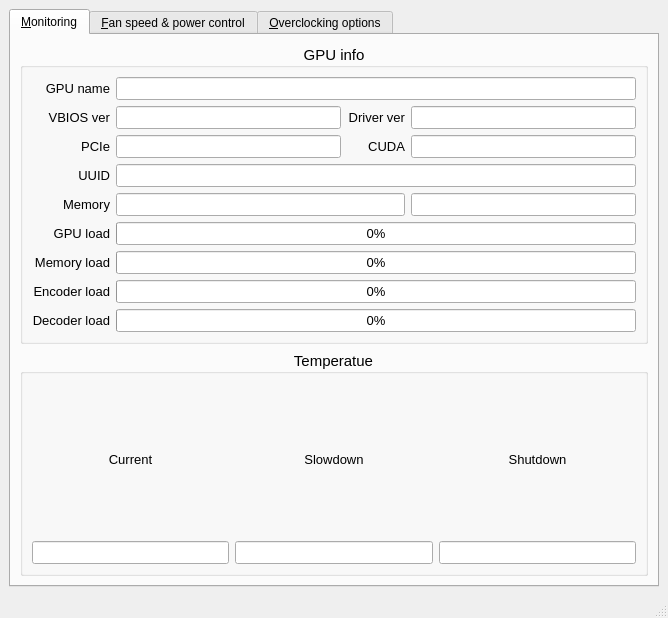
This is ui/mainwindow.ui in AlexandrAlexeev7119/NvCtrl-linux as Qt 5 draws it before an edit. The edited form follows.
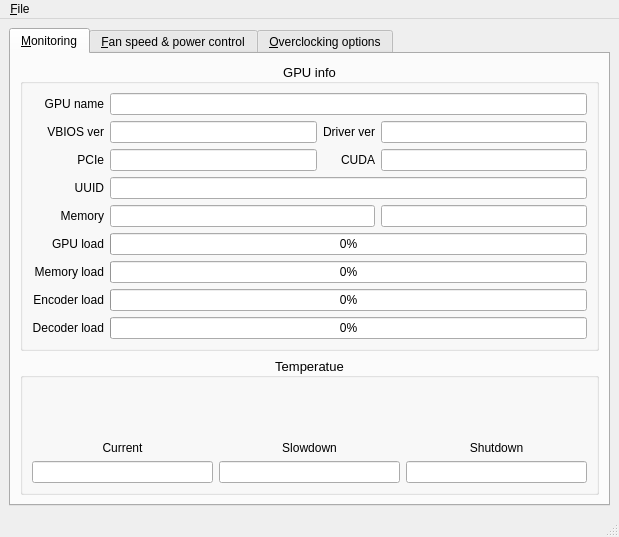
This is the edited form.

Commit message: UI update; dynamic info update

Patch:
```diff
--- a/ui/mainwindow.ui
+++ b/ui/mainwindow.ui
@@ -6,8 +6,8 @@
    <rect>
     <x>0</x>
     <y>0</y>
-    <width>668</width>
-    <height>618</height>
+    <width>619</width>
+    <height>537</height>
    </rect>
   </property>
   <property name="windowTitle">
@@ -38,7 +38,7 @@
          <widget class="QGroupBox" name="groupBox_GPU_info">
           <property name="font">
            <font>
-            <pointsize>11</pointsize>
+            <pointsize>10</pointsize>
            </font>
           </property>
           <property name="layoutDirection">
@@ -60,7 +60,7 @@
               <widget class="QLabel" name="label_decoder_usage">
                <property name="font">
                 <font>
-                 <pointsize>10</pointsize>
+                 <pointsize>9</pointsize>
                 </font>
                </property>
                <property name="text">
@@ -75,7 +75,7 @@
               <widget class="QLabel" name="label_memory_usage">
                <property name="font">
                 <font>
-                 <pointsize>10</pointsize>
+                 <pointsize>9</pointsize>
                 </font>
                </property>
                <property name="text">
@@ -90,7 +90,7 @@
               <widget class="QLineEdit" name="lineEdit_memory_bus_info">
                <property name="font">
                 <font>
-                 <pointsize>10</pointsize>
+                 <pointsize>9</pointsize>
                 </font>
                </property>
                <property name="toolTip">
@@ -117,7 +117,7 @@
               <widget class="QLineEdit" name="lineEdit_GPU_name">
                <property name="font">
                 <font>
-                 <pointsize>10</pointsize>
+                 <pointsize>9</pointsize>
                 </font>
                </property>
                <property name="toolTip">
@@ -144,7 +144,7 @@
               <widget class="QLabel" name="label_PCIe">
                <property name="font">
                 <font>
-                 <pointsize>10</pointsize>
+                 <pointsize>9</pointsize>
                 </font>
                </property>
                <property name="text">
@@ -171,7 +171,7 @@
                </property>
                <property name="font">
                 <font>
-                 <pointsize>10</pointsize>
+                 <pointsize>9</pointsize>
                 </font>
                </property>
                <property name="toolTip">
@@ -192,7 +192,7 @@
               <widget class="QLabel" name="label_CUDA">
                <property name="font">
                 <font>
-                 <pointsize>10</pointsize>
+                 <pointsize>9</pointsize>
                 </font>
                </property>
                <property name="text">
@@ -207,7 +207,7 @@
               <widget class="QLabel" name="label_UUID">
                <property name="font">
                 <font>
-                 <pointsize>10</pointsize>
+                 <pointsize>9</pointsize>
                 </font>
                </property>
                <property name="text">
@@ -222,7 +222,7 @@
               <widget class="QLineEdit" name="lineEdit_GPU_UUID">
                <property name="font">
                 <font>
-                 <pointsize>10</pointsize>
+                 <pointsize>9</pointsize>
                 </font>
                </property>
                <property name="acceptDrops">
@@ -252,7 +252,7 @@
               <widget class="QLabel" name="label_memory">
                <property name="font">
                 <font>
-                 <pointsize>10</pointsize>
+                 <pointsize>9</pointsize>
                 </font>
                </property>
                <property name="text">
@@ -267,7 +267,7 @@
               <widget class="QLabel" name="label_GPU_usage">
                <property name="font">
                 <font>
-                 <pointsize>10</pointsize>
+                 <pointsize>9</pointsize>
                 </font>
                </property>
                <property name="text">
@@ -282,7 +282,7 @@
               <widget class="QLabel" name="label_encoder_usage">
                <property name="font">
                 <font>
-                 <pointsize>10</pointsize>
+                 <pointsize>9</pointsize>
                 </font>
                </property>
                <property name="text">
@@ -297,7 +297,7 @@
               <widget class="QLabel" name="label_GPU_driver">
                <property name="font">
                 <font>
-                 <pointsize>10</pointsize>
+                 <pointsize>9</pointsize>
                 </font>
                </property>
                <property name="text">
@@ -312,7 +312,7 @@
               <widget class="QLineEdit" name="lineEdit_GPU_driver_version">
                <property name="font">
                 <font>
-                 <pointsize>10</pointsize>
+                 <pointsize>9</pointsize>
                 </font>
                </property>
                <property name="toolTip">
@@ -339,7 +339,7 @@
               <widget class="QLabel" name="label_GPU_name">
                <property name="font">
                 <font>
-                 <pointsize>10</pointsize>
+                 <pointsize>9</pointsize>
                 </font>
                </property>
                <property name="text">
@@ -354,7 +354,7 @@
               <widget class="QLineEdit" name="lineEdit_memory_info">
                <property name="font">
                 <font>
-                 <pointsize>10</pointsize>
+                 <pointsize>9</pointsize>
                 </font>
                </property>
                <property name="toolTip">
@@ -381,7 +381,7 @@
               <widget class="QLineEdit" name="lineEdit_GPU_VBIOS_version">
                <property name="font">
                 <font>
-                 <pointsize>10</pointsize>
+                 <pointsize>9</pointsize>
                 </font>
                </property>
                <property name="toolTip">
@@ -408,7 +408,7 @@
               <widget class="QLabel" name="label_GPU_VBIOS">
                <property name="font">
                 <font>
-                 <pointsize>10</pointsize>
+                 <pointsize>9</pointsize>
                 </font>
                </property>
                <property name="text">
@@ -423,7 +423,7 @@
               <widget class="QLineEdit" name="lineEdit_CUDA_info">
                <property name="font">
                 <font>
-                 <pointsize>10</pointsize>
+                 <pointsize>9</pointsize>
                 </font>
                </property>
                <property name="toolTip">
@@ -462,7 +462,7 @@
                </property>
                <property name="font">
                 <font>
-                 <pointsize>10</pointsize>
+                 <pointsize>9</pointsize>
                 </font>
                </property>
                <property name="toolTip">
@@ -495,7 +495,7 @@
                </property>
                <property name="font">
                 <font>
-                 <pointsize>10</pointsize>
+                 <pointsize>9</pointsize>
                 </font>
                </property>
                <property name="toolTip">
@@ -516,7 +516,7 @@
               <widget class="QLineEdit" name="lineEdit_PCIe_info">
                <property name="font">
                 <font>
-                 <pointsize>10</pointsize>
+                 <pointsize>9</pointsize>
                 </font>
                </property>
                <property name="toolTip">
@@ -555,7 +555,7 @@
                </property>
                <property name="font">
                 <font>
-                 <pointsize>10</pointsize>
+                 <pointsize>9</pointsize>
                 </font>
                </property>
                <property name="toolTip">
@@ -581,7 +581,7 @@
          <widget class="QGroupBox" name="groupBox_temperature">
           <property name="font">
            <font>
-            <pointsize>11</pointsize>
+            <pointsize>10</pointsize>
            </font>
           </property>
           <property name="title">
@@ -597,14 +597,14 @@
               <widget class="QLabel" name="label_slowdown_temperature">
                <property name="font">
                 <font>
-                 <pointsize>10</pointsize>
+                 <pointsize>9</pointsize>
                 </font>
                </property>
                <property name="text">
                 <string>Slowdown</string>
                </property>
                <property name="alignment">
-                <set>Qt::AlignCenter</set>
+                <set>Qt::AlignBottom|Qt::AlignHCenter</set>
                </property>
               </widget>
              </item>
@@ -612,14 +612,14 @@
               <widget class="QLabel" name="label_shutdown_temperature">
                <property name="font">
                 <font>
-                 <pointsize>10</pointsize>
+                 <pointsize>9</pointsize>
                 </font>
                </property>
                <property name="text">
                 <string>Shutdown</string>
                </property>
                <property name="alignment">
-                <set>Qt::AlignCenter</set>
+                <set>Qt::AlignBottom|Qt::AlignHCenter</set>
                </property>
               </widget>
              </item>
@@ -627,7 +627,7 @@
               <widget class="QLineEdit" name="lineEdit_slowdown_temperature">
                <property name="font">
                 <font>
-                 <pointsize>10</pointsize>
+                 <pointsize>9</pointsize>
                 </font>
                </property>
                <property name="alignment">
@@ -642,7 +642,7 @@
               <widget class="QLineEdit" name="lineEdit_shutdown_temperature">
                <property name="font">
                 <font>
-                 <pointsize>10</pointsize>
+                 <pointsize>9</pointsize>
                 </font>
                </property>
                <property name="alignment">
@@ -657,7 +657,7 @@
               <widget class="QLineEdit" name="lineEdit_current_temperature">
                <property name="font">
                 <font>
-                 <pointsize>10</pointsize>
+                 <pointsize>9</pointsize>
                 </font>
                </property>
                <property name="alignment">
@@ -672,14 +672,14 @@
               <widget class="QLabel" name="label_current_temperature">
                <property name="font">
                 <font>
-                 <pointsize>10</pointsize>
+                 <pointsize>9</pointsize>
                 </font>
                </property>
                <property name="text">
                 <string>Current</string>
                </property>
                <property name="alignment">
-                <set>Qt::AlignCenter</set>
+                <set>Qt::AlignBottom|Qt::AlignHCenter</set>
                </property>
               </widget>
              </item>
@@ -974,10 +974,17 @@
     <rect>
      <x>0</x>
      <y>0</y>
-     <width>668</width>
-     <height>22</height>
+     <width>619</width>
+     <height>23</height>
     </rect>
    </property>
+   <widget class="QMenu" name="menuFile">
+    <property name="title">
+     <string>&amp;File</string>
+    </property>
+    <addaction name="action_Exit"/>
+   </widget>
+   <addaction name="menuFile"/>
   </widget>
   <widget class="QStatusBar" name="statusbar"/>
  </widget>
```
Left out of the diff: 344 changed lines with no effect on the pictures. The commit also changes 4 other files.
